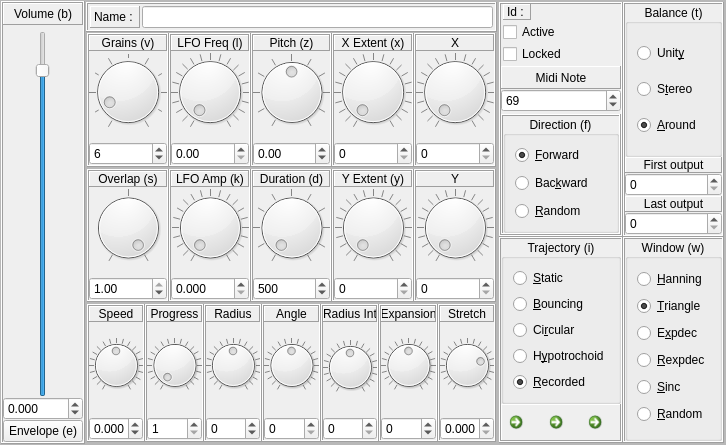
First picture: the form in sources/interface/CloudDialog.ui, repository linuxmao-org/Frontieres, before the edit.
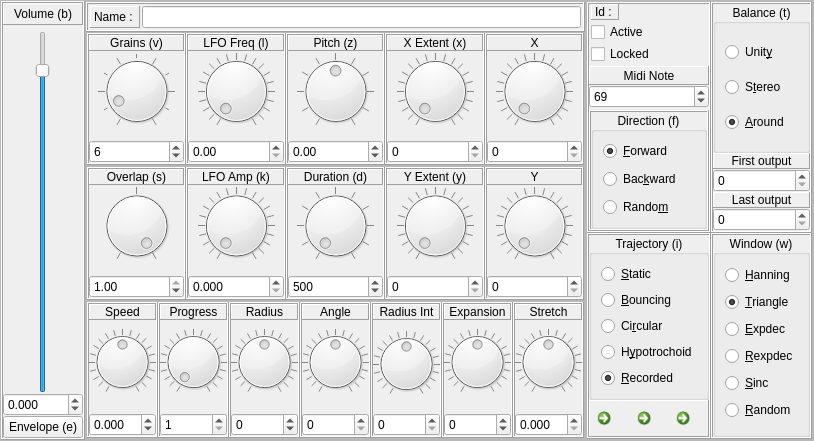
Second picture: the form after the edit. Icons and pictures are not drawn.

```diff
--- a/sources/interface/CloudDialog.ui
+++ b/sources/interface/CloudDialog.ui
@@ -6,8 +6,8 @@
    <rect>
     <x>0</x>
     <y>0</y>
-    <width>726</width>
-    <height>445</height>
+    <width>814</width>
+    <height>441</height>
    </rect>
   </property>
   <property name="sizePolicy">
@@ -3985,7 +3985,7 @@
                      <number>10</number>
                     </property>
                     <property name="value">
-                     <number>1000</number>
+                     <number>0</number>
                     </property>
                     <property name="tracking">
                      <bool>true</bool>
@@ -4724,7 +4724,7 @@
                   <item>
                    <widget class="QRadioButton" name="radioButton_Direction_Random">
                     <property name="text">
-                     <string>&amp;Random</string>
+                     <string>Rando&amp;m</string>
                     </property>
                     <property name="autoExclusive">
                      <bool>true</bool>
@@ -5048,7 +5048,7 @@
                <item>
                 <widget class="QRadioButton" name="radioButton_Window_Expdec">
                  <property name="text">
-                  <string>E&amp;xpdec</string>
+                  <string>&amp;Expdec</string>
                  </property>
                 </widget>
                </item>
```
Left out of the diff: 3 changed lines with no effect on the pictures.
